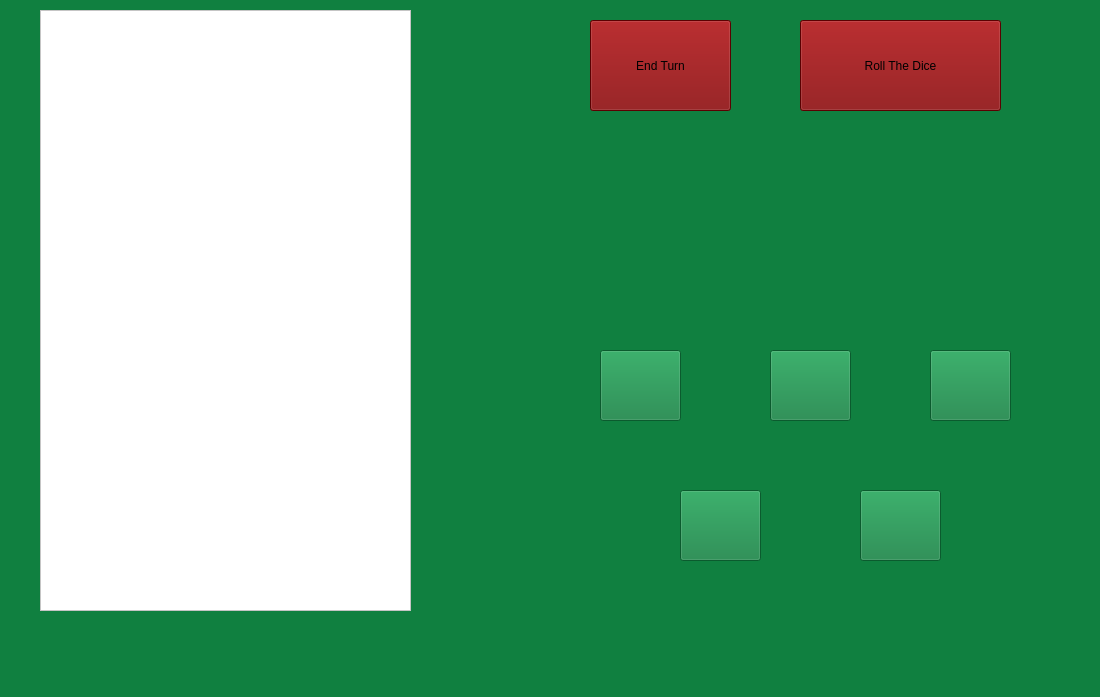
The window that Yatzy_front_v2/mainwindow.ui (alten-linkoping/yatzy-2019) describes before a commit, drawn with Qt 5.
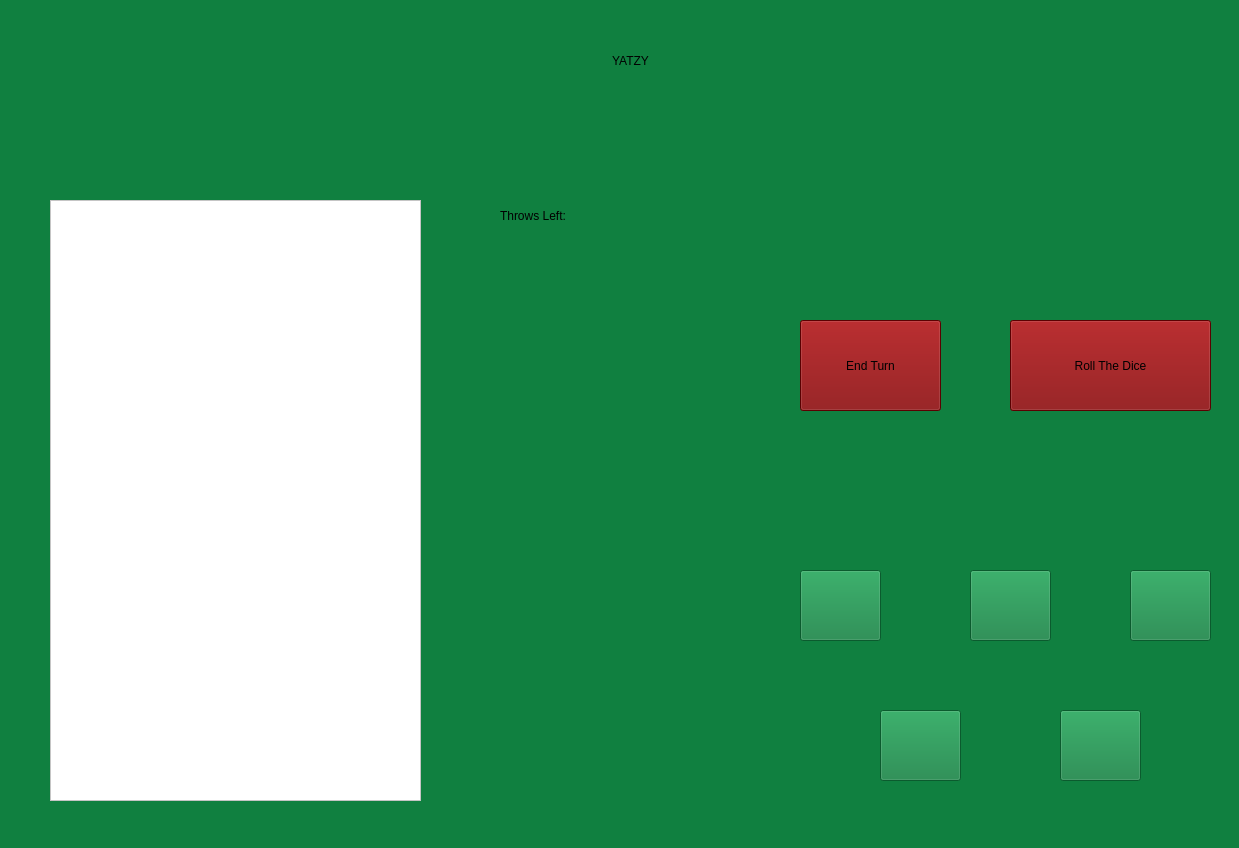
The same window after the commit. Icons and pictures are not drawn.

Commit message: Alternative window added

```diff
--- a/Yatzy_front_v2/mainwindow.ui
+++ b/Yatzy_front_v2/mainwindow.ui
@@ -6,8 +6,8 @@
    <rect>
     <x>0</x>
     <y>0</y>
-    <width>1100</width>
-    <height>697</height>
+    <width>1239</width>
+    <height>848</height>
    </rect>
   </property>
   <property name="windowTitle">
@@ -20,8 +20,8 @@
    <widget class="QPushButton" name="pushButton_Dice1">
     <property name="geometry">
      <rect>
-      <x>600</x>
-      <y>350</y>
+      <x>800</x>
+      <y>570</y>
       <width>81</width>
       <height>71</height>
      </rect>
@@ -42,8 +42,8 @@
    <widget class="QPushButton" name="pushButton_Dice2">
     <property name="geometry">
      <rect>
-      <x>770</x>
-      <y>350</y>
+      <x>970</x>
+      <y>570</y>
       <width>81</width>
       <height>71</height>
      </rect>
@@ -58,8 +58,8 @@
    <widget class="QPushButton" name="pushButton_Dice3">
     <property name="geometry">
      <rect>
-      <x>930</x>
-      <y>350</y>
+      <x>1130</x>
+      <y>570</y>
       <width>81</width>
       <height>71</height>
      </rect>
@@ -74,8 +74,8 @@
    <widget class="QPushButton" name="pushButton_Dice4">
     <property name="geometry">
      <rect>
-      <x>680</x>
-      <y>490</y>
+      <x>880</x>
+      <y>710</y>
       <width>81</width>
       <height>71</height>
      </rect>
@@ -90,8 +90,8 @@
    <widget class="QPushButton" name="pushButton_Dice5">
     <property name="geometry">
      <rect>
-      <x>860</x>
-      <y>490</y>
+      <x>1060</x>
+      <y>710</y>
       <width>81</width>
       <height>71</height>
      </rect>
@@ -106,8 +106,8 @@
    <widget class="QPushButton" name="pushButton_Roll">
     <property name="geometry">
      <rect>
-      <x>800</x>
-      <y>20</y>
+      <x>1010</x>
+      <y>320</y>
       <width>201</width>
       <height>91</height>
      </rect>
@@ -123,8 +123,8 @@
    <widget class="QTableView" name="tableView_scoreboard">
     <property name="geometry">
      <rect>
-      <x>40</x>
-      <y>10</y>
+      <x>50</x>
+      <y>200</y>
       <width>371</width>
       <height>601</height>
      </rect>
@@ -139,8 +139,8 @@
    <widget class="QPushButton" name="pushButton_EndTurn">
     <property name="geometry">
      <rect>
-      <x>590</x>
-      <y>20</y>
+      <x>800</x>
+      <y>320</y>
       <width>141</width>
       <height>91</height>
      </rect>
@@ -153,6 +153,79 @@
      <string>End Turn</string>
     </property>
    </widget>
+   <widget class="QLabel" name="label">
+    <property name="geometry">
+     <rect>
+      <x>500</x>
+      <y>10</y>
+      <width>261</width>
+      <height>101</height>
+     </rect>
+    </property>
+    <property name="styleSheet">
+     <string notr="true">font: 56pt &quot;.SF NS Text&quot;;
+</string>
+    </property>
+    <property name="text">
+     <string>YATZY</string>
+    </property>
+    <property name="alignment">
+     <set>Qt::AlignCenter</set>
+    </property>
+   </widget>
+   <widget class="QLabel" name="label_playername">
+    <property name="geometry">
+     <rect>
+      <x>500</x>
+      <y>110</y>
+      <width>271</width>
+      <height>71</height>
+     </rect>
+    </property>
+    <property name="styleSheet">
+     <string notr="true">font: 36pt &quot;.SF NS Text&quot;;
+color: rgb(128, 0, 2);</string>
+    </property>
+    <property name="text">
+     <string/>
+    </property>
+    <property name="alignment">
+     <set>Qt::AlignCenter</set>
+    </property>
+   </widget>
+   <widget class="QLabel" name="label_2">
+    <property name="geometry">
+     <rect>
+      <x>500</x>
+      <y>180</y>
+      <width>191</width>
+      <height>71</height>
+     </rect>
+    </property>
+    <property name="styleSheet">
+     <string notr="true">font: 36pt &quot;.SF NS Text&quot;;</string>
+    </property>
+    <property name="text">
+     <string>Throws Left:</string>
+    </property>
+   </widget>
+   <widget class="QLabel" name="label_throws">
+    <property name="geometry">
+     <rect>
+      <x>700</x>
+      <y>180</y>
+      <width>111</width>
+      <height>71</height>
+     </rect>
+    </property>
+    <property name="styleSheet">
+     <string notr="true">font: 36pt &quot;.SF NS Text&quot;;
+color: rgb(128, 0, 2);</string>
+    </property>
+    <property name="text">
+     <string/>
+    </property>
+   </widget>
   </widget>
   <widget class="QMenuBar" name="menubar">
    <property name="geometry">
```
Left out of the diff: 5 changed lines with no effect on the pictures. The commit also changes 7 other files.
